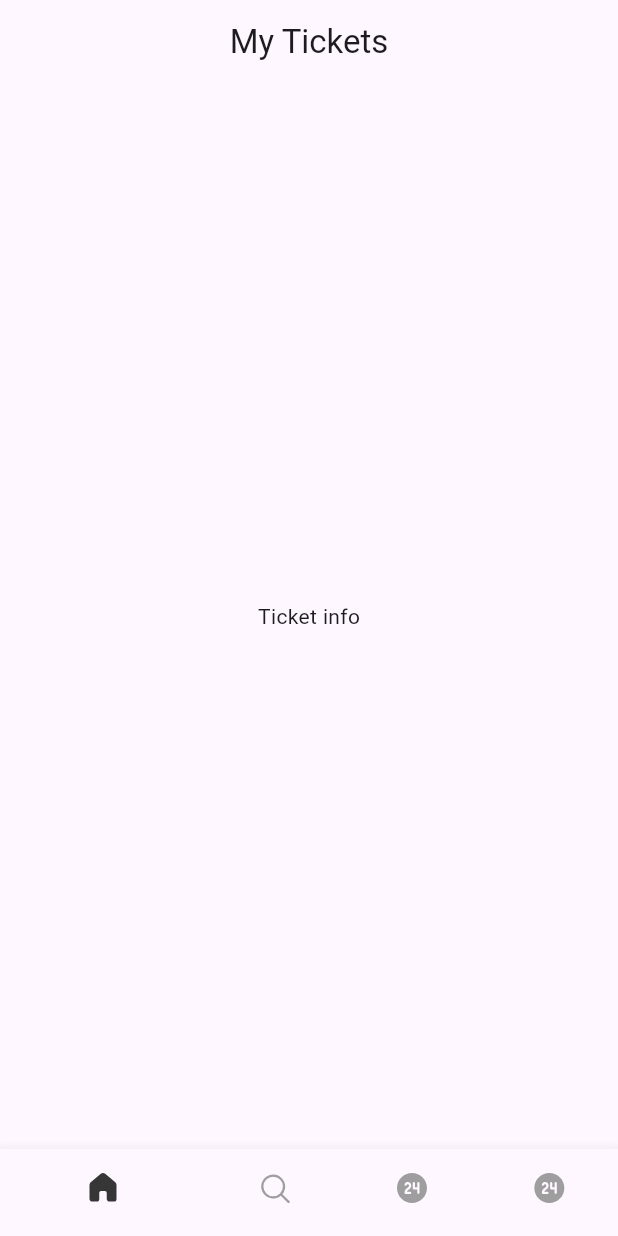
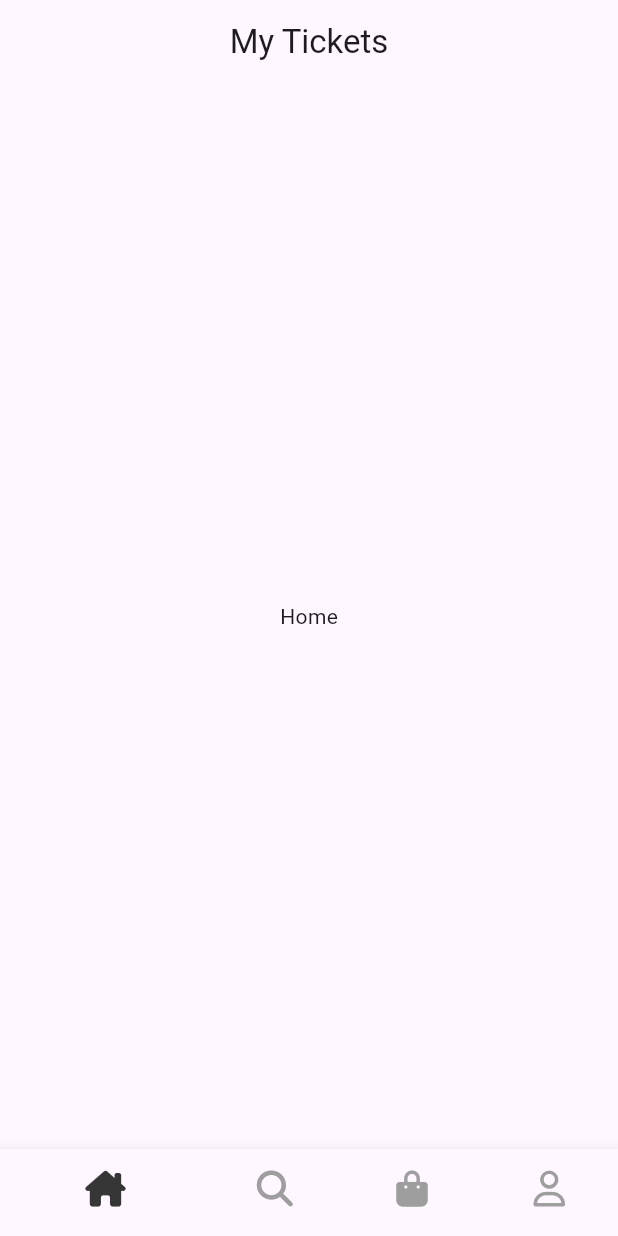
Before and after one commit to NDuc-Dev/sneaker_store_mobile_app, a Flutter app: the screen it shows after launch, on a phone screen of 412 x 824 dp. Run offline on Flutter 3.47's test engine with Material 3 defaults, Android fonts, the phone set to English and light mode, and no system bars; our stand-ins replace font_awesome_flutter.

Commit message:
update bottom navbar

```diff
--- a/lib/core/bottom_nav_bar.dart
+++ b/lib/core/bottom_nav_bar.dart
@@ -1,5 +1,5 @@
-import 'package:fluentui_icons/fluentui_icons.dart';
 import 'package:flutter/material.dart';
+import 'package:font_awesome_flutter/font_awesome_flutter.dart';
 
 class BottomNavBar extends StatefulWidget {
   const BottomNavBar({super.key});
@@ -9,32 +9,44 @@ class BottomNavBar extends StatefulWidget {
 }
 
 class _BottomNavBarState extends State<BottomNavBar> {
+
+  final appScreens = [
+    const Text("Home"),
+    const Text("Search"),
+    const Text("Cart"),
+    const Text("Profile"),
+  ];
+
   @override
   Widget build(BuildContext context) {
     return Scaffold(
       appBar: AppBar(title: Center(child: Text("My Tickets"))),
-      body: Center(child: Text("Ticket info")),
+      body: Center(child: appScreens[0]),
       bottomNavigationBar: BottomNavigationBar(
         unselectedItemColor: Colors.grey,
         selectedItemColor: const Color.fromARGB(255, 54, 54, 54),
         showSelectedLabels: false,
         items: const <BottomNavigationBarItem>[
           BottomNavigationBarItem(
-            icon: Icon(FluentSystemIcons.ic_fluent_home_add_regular),
-            activeIcon: Icon(FluentSystemIcons.ic_fluent_home_filled),
+            icon: Icon(FontAwesomeIcons.house),
+            activeIcon: Icon(FontAwesomeIcons.houseChimney),
             label: "Home",
           ),
+
           BottomNavigationBarItem(
-            icon: Icon(FluentSystemIcons.ic_fluent_search_regular),
-            activeIcon: Icon(FluentSystemIcons.ic_fluent_search_filled),
+            icon: Icon(FontAwesomeIcons.magnifyingGlass),
+            activeIcon: Icon(FontAwesomeIcons.magnifyingGlassMinus),
             label: "Search",
           ),
+
           BottomNavigationBarItem(
-            icon: Icon(FluentSystemIcons.ic_fluent_access_time_filled),
+            icon: Icon(FontAwesomeIcons.bagShopping),
+            activeIcon: Icon(FontAwesomeIcons.cartPlus),
             label: "Cart",
           ),
+
           BottomNavigationBarItem(
-            icon: Icon(FluentSystemIcons.ic_fluent_access_time_filled),
+            icon: Icon(FontAwesomeIcons.user),
             label: "Profile",
           ),
         ],
--- a/pubspec.yaml
+++ b/pubspec.yaml
@@ -34,7 +34,7 @@ dependencies:
   # The following adds the Cupertino Icons font to your application.
   # Use with the CupertinoIcons class for iOS style icons.
   cupertino_icons: ^1.0.8
-  fluentui_icons: ^1.0.0
+  font_awesome_flutter: ^10.8.0
 
 dev_dependencies:
   flutter_test:
```
Also changed, not shown: pubspec.lock.
